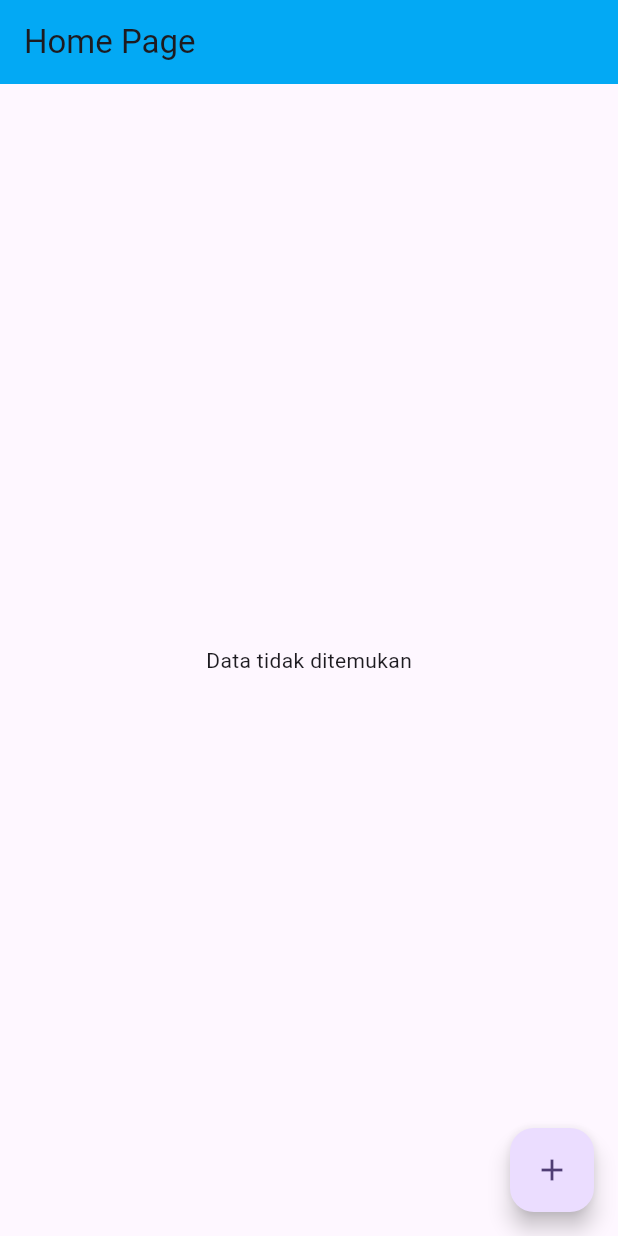
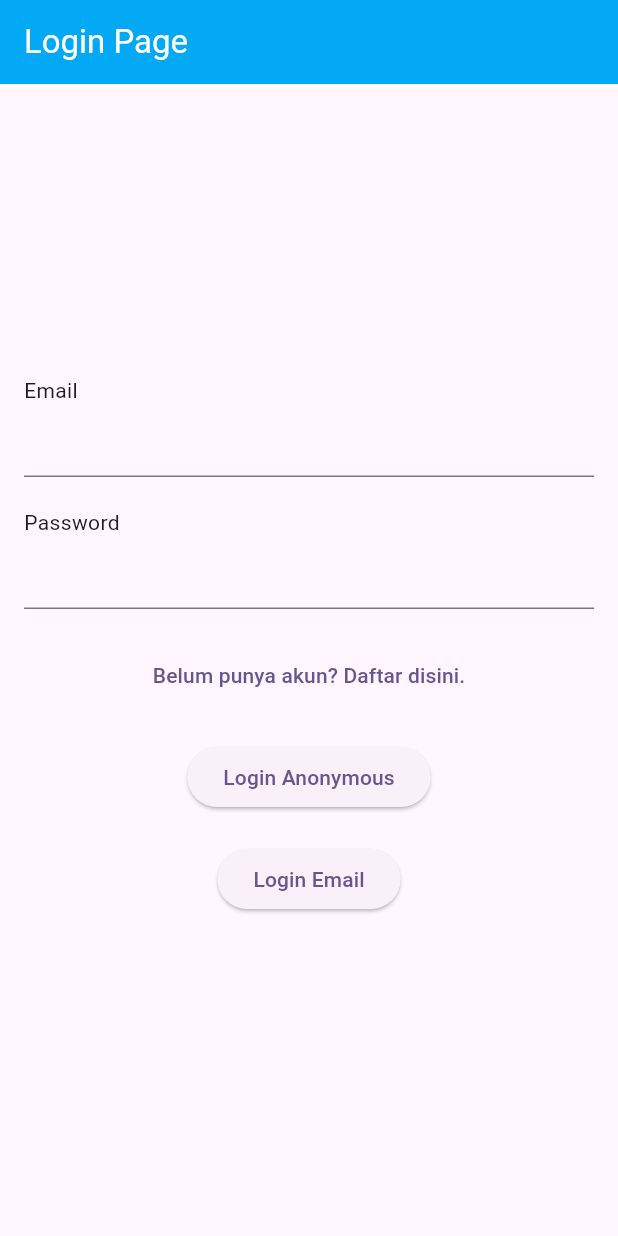
Before and after one commit to fauzihub13/flutter-notes, a Flutter app: the screen it shows after launch, on a phone screen of 412 x 824 dp. Run offline on Flutter 3.47's test engine with Material 3 defaults, Android fonts, the phone set to English and light mode, and no system bars; our stand-ins replace cloud_firestore, firebase_auth, firebase_core; accounts and stored records are empty.

Commit message:
feat: ui login page

```diff
--- a/lib/main.dart
+++ b/lib/main.dart
@@ -1,6 +1,9 @@
 import 'package:firebase_core/firebase_core.dart';
 import 'package:flutter/material.dart';
-import 'package:flutter_taptime/pages/home/home_page.dart';
+import 'package:flutter_taptime/models/user_model.dart';
+import 'package:flutter_taptime/pages/wrapper.dart';
+import 'package:flutter_taptime/services/auth_service.dart';
+import 'package:provider/provider.dart';
 
 void main() async {
   WidgetsFlutterBinding.ensureInitialized();
@@ -15,13 +18,17 @@ class MyApp extends StatelessWidget {
   // This widget is the root of your application.
   @override
   Widget build(BuildContext context) {
-    return MaterialApp(
-      title: 'Flutter Demo',
-      theme: ThemeData(
-        colorScheme: ColorScheme.fromSeed(seedColor: Colors.deepPurple),
-        useMaterial3: true,
+    return StreamProvider<UserModel?>.value(
+      value: AuthService().user,
+      initialData: null,
+      child: MaterialApp(
+        title: 'Flutter TapTime',
+        theme: ThemeData(
+          colorScheme: ColorScheme.fromSeed(seedColor: Colors.deepPurple),
+          useMaterial3: true,
+        ),
+        home: const Wrapper(),
       ),
-      home: const HomePage(),
     );
   }
 }
--- a/lib/pages/auth/handler.dart
+++ b/lib/pages/auth/handler.dart
@@ -0,0 +1,31 @@
+import 'package:flutter/material.dart';
+import 'package:flutter_taptime/pages/auth/login_page.dart';
+import 'package:flutter_taptime/pages/auth/register_page.dart';
+
+class Handler extends StatefulWidget {
+  const Handler({super.key});
+
+  @override
+  State<Handler> createState() => _HandlerState();
+}
+
+class _HandlerState extends State<Handler> {
+  bool showSignIn = true;
+
+  void toggleView() {
+    setState(() {
+      showSignIn = !showSignIn;
+    });
+  }
+
+  @override
+  Widget build(BuildContext context) {
+    if (showSignIn) {
+      return LoginPage(
+        toggleView: toggleView,
+      );
+    } else {
+      return const RegisterPage();
+    }
+  }
+}
--- a/lib/pages/auth/login_page.dart
+++ b/lib/pages/auth/login_page.dart
@@ -0,0 +1,156 @@
+import 'package:flutter/material.dart';
+import 'package:flutter_taptime/models/login_user_model.dart';
+import 'package:flutter_taptime/services/auth_service.dart';
+
+class LoginPage extends StatefulWidget {
+  final Function? toggleView;
+  const LoginPage({super.key, this.toggleView});
+
+  @override
+  State<LoginPage> createState() => _LoginPageState();
+}
+
+class _LoginPageState extends State<LoginPage> {
+  bool _showHide = false;
+
+  final TextEditingController emailController = TextEditingController();
+  final TextEditingController passwordController = TextEditingController();
+  final GlobalKey<FormState> _formKey = GlobalKey<FormState>();
+  final AuthService _authService = AuthService();
+
+  @override
+  Widget build(BuildContext context) {
+    return Scaffold(
+      appBar: AppBar(
+        title: const Text(
+          'Login Page',
+          style: TextStyle(color: Colors.white),
+        ),
+        backgroundColor: Colors.lightBlue,
+      ),
+      body: Padding(
+        padding: const EdgeInsets.symmetric(horizontal: 16, vertical: 20),
+        child: Column(
+          crossAxisAlignment: CrossAxisAlignment.center,
+          mainAxisAlignment: MainAxisAlignment.center,
+          children: [
+            Form(
+                key: _formKey,
+                child: Column(
+                  children: [
+                    const Align(
+                      alignment: Alignment.centerLeft,
+                      child: Text('Email'),
+                    ),
+                    _emailField(),
+                    const SizedBox(
+                      height: 20,
+                    ),
+                    const Align(
+                      alignment: Alignment.centerLeft,
+                      child: Text('Password'),
+                    ),
+                    _passwordField(),
+                    const SizedBox(
+                      height: 20,
+                    ),
+                    _registerButton(),
+                    const SizedBox(
+                      height: 20,
+                    ),
+                    _loginAnonymous(),
+                    const SizedBox(
+                      height: 20,
+                    ),
+                    __loginEmailPassword(),
+                    const SizedBox(
+                      height: 20,
+                    )
+                  ],
+                ))
+          ],
+        ),
+      ),
+    );
+  }
+
+  Widget _emailField() {
+    return TextFormField(
+      controller: emailController,
+      autofocus: false,
+      validator: (value) {
+        if (value!.isEmpty) {
+          return "Email tidak boleh kosong";
+        } else if (value.contains('@') && value.endsWith('.com')) {
+          return null;
+        } else {
+          return "Email tidak sesuai";
+        }
+      },
+    );
+  }
+
+  Widget _passwordField() {
+    return TextFormField(
+      obscureText: _showHide,
+      controller: passwordController,
+      autofocus: false,
+      validator: (value) {
+        if (value!.isEmpty) {
+          return "Password tidak boleh kosong";
+        } else {
+          return null;
+        }
+      },
+    );
+  }
+
+  Widget _registerButton() {
+    return TextButton(
+        onPressed: () {
+          widget.toggleView!();
+        },
+        child: const Text('Belum punya akun? Daftar disini.'));
+  }
+
+  Widget _loginAnonymous() {
+    return ElevatedButton(
+        onPressed: () async {
+          if (_formKey.currentState!.validate()) {
+            dynamic result = await _authService.signInAnonymous();
+            if (result.uid == null) {
+              showDialog(
+                  context: context,
+                  builder: (context) {
+                    return AlertDialog(
+                      content: Text(result.code),
+                    );
+                  });
+            }
+          }
+        },
+        child: const Text('Login Anonymous'));
+  }
+
+  Widget __loginEmailPassword() {
+    return ElevatedButton(
+        onPressed: () async {
+          if (_formKey.currentState!.validate()) {
+            dynamic result = await _authService.signInEmailPassword(
+                LoginUserModel(
+                    email: emailController.text,
+                    password: passwordController.text));
+            if (result.uid == null) {
+              showDialog(
+                  context: context,
+                  builder: (context) {
+                    return AlertDialog(
+                      content: Text(result.code),
+                    );
+                  });
+            }
+          }
+        },
+        child: const Text('Login Email'));
+  }
+}
--- a/lib/pages/auth/register_page.dart
+++ b/lib/pages/auth/register_page.dart
@@ -0,0 +1,17 @@
+import 'package:flutter/material.dart';
+
+class RegisterPage extends StatefulWidget {
+  final Function? toggleView;
+  const RegisterPage({super.key, this.toggleView});
+
+  @override
+  State<RegisterPage> createState() => _RegisterPageState();
+}
+
+class _RegisterPageState extends State<RegisterPage> {
+  @override
+  Widget build(BuildContext context) {
+    // TODO: implement build
+    throw UnimplementedError();
+  }
+}
--- a/lib/pages/wrapper.dart
+++ b/lib/pages/wrapper.dart
@@ -0,0 +1,21 @@
+import 'package:flutter/material.dart';
+import 'package:flutter_taptime/models/user_model.dart';
+import 'package:flutter_taptime/pages/auth/handler.dart';
+import 'package:flutter_taptime/pages/home/home_page.dart';
+import 'package:provider/provider.dart';
+
+class Wrapper extends StatelessWidget{
+  const Wrapper({super.key});
+
+  @override
+  Widget build(BuildContext context) {
+    final user = Provider.of<UserModel?>(context);
+
+    if(user == null){
+      return Handler();
+    } else{
+      return HomePage();
+    }
+  }
+
+}
```
Also changed, not shown: 1 other file.
